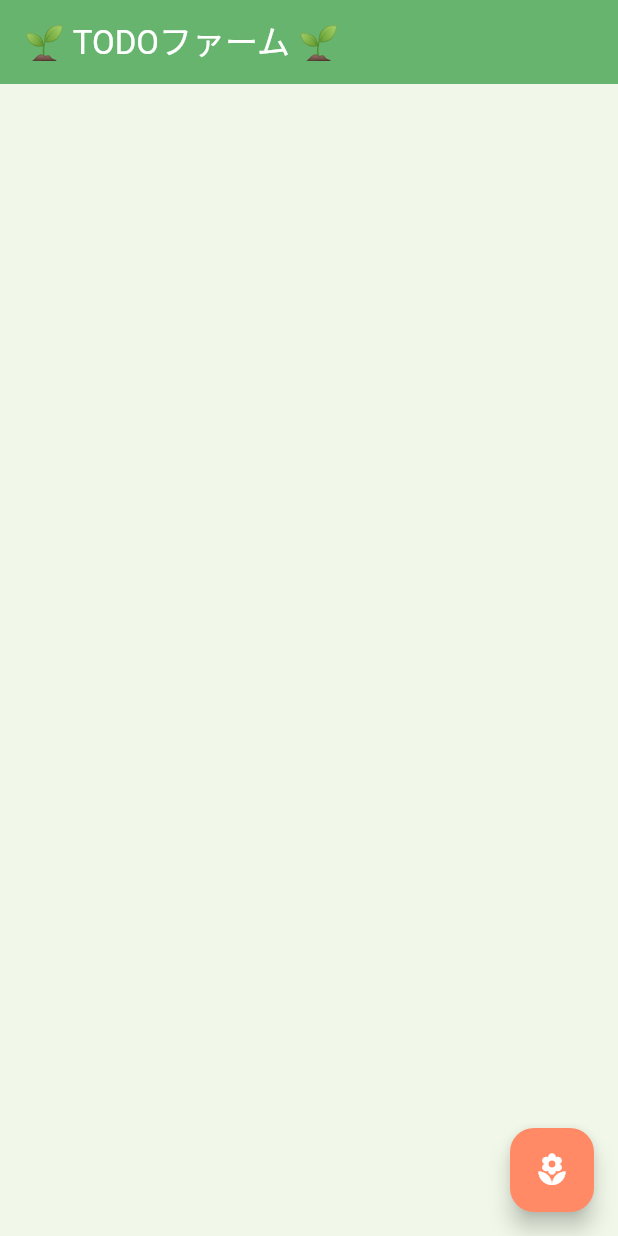
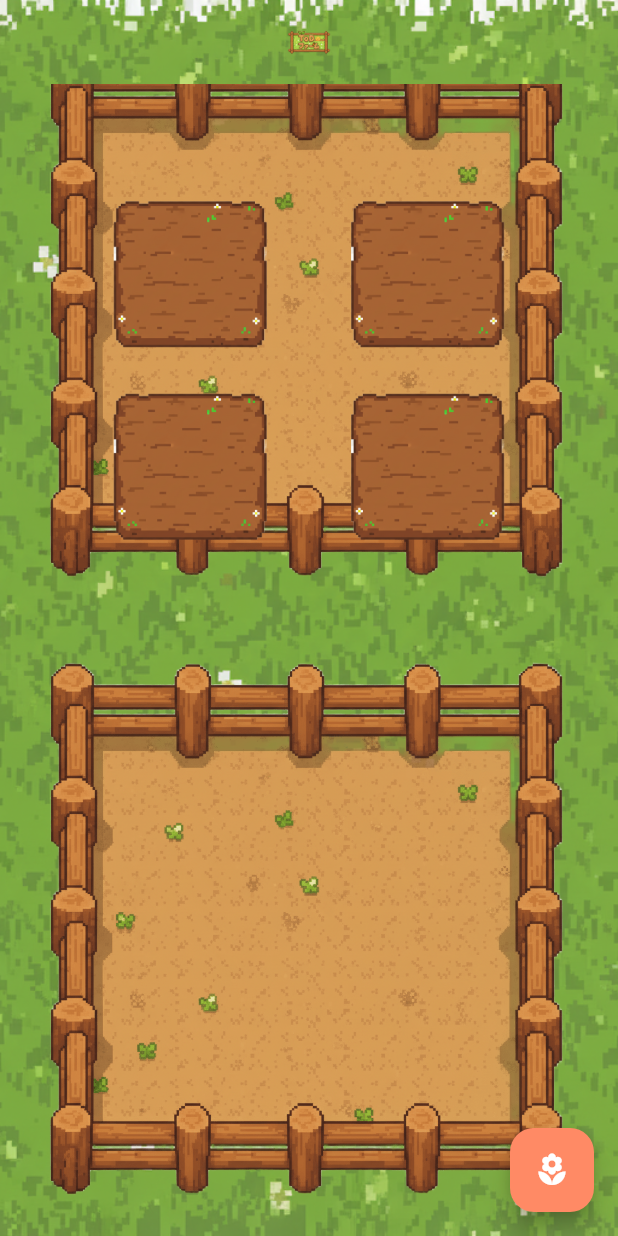
Before and after one commit to husengs7/teamlab-1dayhackathon-farmTodo, a Flutter app: the screen it shows after launch, on a phone screen of 412 x 824 dp. Run offline on Flutter 3.47's test engine with Material 3 defaults, Android fonts, the light colour scheme and no system bars; our stand-ins replace shared_preferences.

Commit message:
ファーム機能の実装、UIの実装。

```diff
--- a/lib/screens/list_screen.dart
+++ b/lib/screens/list_screen.dart
@@ -2,6 +2,8 @@ import 'package:flutter/material.dart';
 
 import '../services/todo_service.dart';
 import '../widgets/todo_list.dart';
+import '../widgets/background_widget.dart';
+import '../widgets/middle_layer_widget.dart';
 import 'add_todo_screen.dart';
 
 class ListScreen extends StatefulWidget {
@@ -19,12 +21,25 @@ class ListScreenState extends State<ListScreen> {
 
   @override
   Widget build(BuildContext context) {
-    return Scaffold(
-      appBar: AppBar(title: const Text('🌱 TODOファーム 🌱')),
-      body: TodoList(
+    return BackgroundWidget(
+      child: Scaffold(
+        backgroundColor: Colors.transparent, // 背景を透明に
+        appBar: AppBar(
+          title: Image.asset(
+            'assets/images/logo.png', // ロゴ画像のパス
+            height: 40, // ロゴの高さ
+            fit: BoxFit.contain,
+          ),
+          backgroundColor: Colors.transparent, // AppBarも透明に
+          elevation: 0, // 影を削除
+          centerTitle: true, // ロゴを中央に配置
+        ),
+        body: MiddleLayerWidget(
+          child: TodoList(
             key: _todoListKey,
             todoService: widget.todoService,
-      ), // TodoList ウィジェットを配置
+          ),
+        ), // MiddleLayerWidgetをbodyの中に配置
         floatingActionButton: FloatingActionButton(
           onPressed: () async {
             // 画面遷移し、戻ってきたら結果（新規 Todo）を受け取る
@@ -45,6 +60,7 @@ class ListScreenState extends State<ListScreen> {
           },
           child: const Icon(Icons.local_florist), // 花のアイコン
         ),
+      ),
     );
   }
 }
--- /dev/null
+++ b/lib/widgets/background_widget.dart
@@ -0,0 +1,27 @@
+import 'package:flutter/material.dart';
+
+class BackgroundWidget extends StatelessWidget {
+  final Widget child;
+
+  const BackgroundWidget({
+    super.key,
+    required this.child,
+  });
+
+  @override
+  Widget build(BuildContext context) {
+    return Container(
+      decoration: const BoxDecoration(
+        image: DecorationImage(
+          // 🌟 ここに背景画像のパスを指定してください 🌟
+          // assets/images/ フォルダに 1024x1024 の画像を配置し、
+          // 以下のファイル名を変更してください
+          image: AssetImage('assets/images/glass.png'),
+          fit: BoxFit.cover, // 画像を縦に2つ並べて画面全体を埋める
+          repeat: ImageRepeat.repeatY, // 縦方向にリピート
+        ),
+      ),
+      child: child,
+    );
+  }
+}
--- /dev/null
+++ b/lib/widgets/middle_layer_widget.dart
@@ -0,0 +1,62 @@
+import 'package:flutter/material.dart';
+
+class MiddleLayerWidget extends StatelessWidget {
+  final Widget child;
+
+  const MiddleLayerWidget({
+    super.key,
+    required this.child,
+  });
+
+  @override
+  Widget build(BuildContext context) {
+    final screenHeight = MediaQuery.of(context).size.height;
+    final layerHeight = screenHeight * 0.6; // 画面高さの60%
+
+    return Stack(
+      children: [
+        // 1枚目の背景画像の上部に中間レイヤー
+        Positioned(
+          top: -100,
+          left: 4,
+          right: 4,
+          height: layerHeight,
+          child: Container(
+            decoration: const BoxDecoration(
+              image: DecorationImage(
+                // 🌟 ここに中間レイヤー画像のパスを指定してください 🌟
+                image: AssetImage('assets/images/farm.png'),
+                fit: BoxFit.contain, // 画像全体を表示
+              ),
+              borderRadius: BorderRadius.all(Radius.circular(8)),
+            ),
+          ),
+        ),
+
+        // 2枚目の背景画像の上部に中間レイヤー
+        Positioned(
+          top: screenHeight * 0.5 - 100, // 画面の中央から上に100px移動
+          left: 4,
+          right: 4,
+          height: layerHeight,
+          child: Container(
+            decoration: const BoxDecoration(
+              image: DecorationImage(
+                // 🌟 ここに中間レイヤー画像のパスを指定してください 🌟
+                image: AssetImage('assets/images/farm.png'),
+                fit: BoxFit.contain, // 画像全体を表示
+              ),
+              borderRadius: BorderRadius.all(Radius.circular(8)),
+            ),
+          ),
+        ),
+
+        // 実際のコンテンツ
+        Padding(
+          padding: const EdgeInsets.all(16.0),
+          child: child,
+        ),
+      ],
+    );
+  }
+}
--- /dev/null
+++ b/lib/widgets/task_slot_card.dart
@@ -0,0 +1,140 @@
+import 'package:flutter/material.dart';
+import 'package:intl/intl.dart';
+import '../models/todo.dart';
+
+class TaskSlotCard extends StatelessWidget {
+  final Todo? todo; // nullの場合は空のスロット
+  final VoidCallback? onToggle;
+  final int slotIndex; // スロットのインデックス（0-3）
+
+  const TaskSlotCard({
+    super.key,
+    this.todo,
+    this.onToggle,
+    required this.slotIndex,
+  });
+
+  @override
+  Widget build(BuildContext context) {
+    return Transform.translate(
+      offset: slotIndex >= 2 ? const Offset(0, -30) : Offset.zero, // 下の2スロットを上に30px移動
+      child: Card(
+        color: Colors.transparent,
+        elevation: 0,
+        margin: EdgeInsets.zero, // マージンを削除
+        child: AspectRatio(
+        aspectRatio: 1.0, // 正方形
+        child: InkWell(
+          onTap: todo != null ? onToggle : null,
+          borderRadius: BorderRadius.circular(12),
+          child: Container(
+            decoration: BoxDecoration(
+              image: DecorationImage(
+                image: AssetImage(_getImagePath()),
+                fit: BoxFit.cover,
+              ),
+              borderRadius: BorderRadius.circular(12),
+            ),
+            child: Stack(
+              children: [
+                if (todo != null) _buildSpeechBubble(),
+              ],
+            ),
+          ),
+        ),
+        ),
+      ),
+    );
+  }
+
+  String _getImagePath() {
+    if (todo == null) {
+      // 空のスロット用画像（dart.pngと同じサイズ）
+      return 'assets/images/dart.png';
+    } else if (todo!.isCompleted) {
+      // 完了タスク用画像（dart.pngと同じサイズ）
+      return 'assets/images/dart_flower.png';
+    } else {
+      // 未完了タスク用画像（dart.pngと同じサイズ）
+      return 'assets/images/dart_me.png';
+    }
+  }
+
+  Widget _buildSpeechBubble() {
+    return Positioned(
+      top: 8,
+      right: 8,
+      child: CustomPaint(
+        painter: SpeechBubblePainter(),
+        child: Container(
+          padding: const EdgeInsets.symmetric(horizontal: 16, vertical: 12),
+          constraints: const BoxConstraints(maxWidth: 160),
+          child: Column(
+            mainAxisSize: MainAxisSize.min,
+            children: [
+              // タイトル
+              Text(
+                todo!.title,
+                style: const TextStyle(
+                  color: Colors.black87,
+                  fontSize: 12,
+                  fontWeight: FontWeight.bold,
+                ),
+                textAlign: TextAlign.center,
+                maxLines: 2,
+                overflow: TextOverflow.ellipsis,
+              ),
+              const SizedBox(height: 4),
+              // 期日
+              Text(
+                DateFormat('M/d', 'ja').format(todo!.dueDate),
+                style: const TextStyle(
+                  color: Colors.black54,
+                  fontSize: 11,
+                ),
+                textAlign: TextAlign.center,
+              ),
+            ],
+          ),
+        ),
+      ),
+    );
+  }
+}
+
+class SpeechBubblePainter extends CustomPainter {
+  @override
+  void paint(Canvas canvas, Size size) {
+    final paint = Paint()
+      ..color = Colors.white.withOpacity(0.9)
+      ..style = PaintingStyle.fill;
+
+    final path = Path();
+    const radius = 8.0;
+
+    // 吹き出しのメイン部分
+    path.addRRect(RRect.fromRectAndRadius(
+      Rect.fromLTWH(0, 0, size.width, size.height - 8),
+      const Radius.circular(radius),
+    ));
+
+    // 吹き出しの尻尾（下左に向かう三角形）
+    path.moveTo(size.width * 0.2, size.height - 8);
+    path.lineTo(size.width * 0.1, size.height);
+    path.lineTo(size.width * 0.4, size.height - 8);
+    path.close();
+
+    canvas.drawPath(path, paint);
+
+    // 影を追加
+    final shadowPaint = Paint()
+      ..color = Colors.black.withOpacity(0.2)
+      ..style = PaintingStyle.fill;
+
+    canvas.drawPath(path.shift(const Offset(1, 1)), shadowPaint);
+    canvas.drawPath(path, paint);
+  }
+
+  @override
+  bool shouldRepaint(covariant CustomPainter oldDelegate) => false;
+}
--- a/lib/widgets/todo_list.dart
+++ b/lib/widgets/todo_list.dart
@@ -2,7 +2,7 @@ import 'package:flutter/material.dart';
 
 import '../models/todo.dart'; // 作成したTodoクラス
 import '../services/todo_service.dart'; // データ保存サービス
-import '../widgets/todo_card.dart'; // 作成したTodoCardウィジェット
+import '../widgets/task_slot_card.dart'; // タスクスロットカード
 
 class TodoList extends StatefulWidget {
   const TodoList({super.key, required this.todoService});
@@ -54,28 +54,27 @@ class TodoListState extends State<TodoList> {
     await widget.todoService.saveTodos(_todos);
   }
 
-  // チェック or 削除ボタンから呼ばれる
-  // Future<void> _deleteTodo(Todo todo) async {
-  //   setState(() => _todos.removeWhere((t) => t.id == todo.id));
-  //   await widget.todoService.saveTodos(_todos);
-  // }
-
   @override
   Widget build(BuildContext context) {
     if (_isLoading) {
       return const Center(child: CircularProgressIndicator());
     }
 
-    return ListView.builder(
-      itemCount: _todos.length,
+    return GridView.builder(
+      padding: const EdgeInsets.all(32.0),
+      gridDelegate: const SliverGridDelegateWithFixedCrossAxisCount(
+        crossAxisCount: 2, // 横に2つ
+        crossAxisSpacing: 0.5, // 横の間隔を最小に
+        mainAxisSpacing: 0.5, // 縦の間隔を最小に
+        childAspectRatio: 1.0, // 正方形
+      ),
+      itemCount: 4, // 固定で4スロット
       itemBuilder: (context, index) {
-        final todo = _todos[index];
-        return Padding(
-          padding: const EdgeInsets.all(8.0),
-          child: TodoCard(
-            todo: todo,
-            onToggle: () => _toggleTodo(todo), // チェック → 完了 → 削除
-          ),
+        final todo = index < _todos.length ? _todos[index] : null;
+        return TaskSlotCard(
+          todo: todo,
+          slotIndex: index,
+          onToggle: todo != null ? () => _toggleTodo(todo) : null,
         );
       },
     );
--- a/pubspec.yaml
+++ b/pubspec.yaml
@@ -63,9 +63,8 @@ flutter:
   uses-material-design: true
 
   # To add assets to your application, add an assets section, like this:
-  # assets:
-  #   - images/a_dot_burr.jpeg
-  #   - images/a_dot_ham.jpeg
+  assets:
+    - assets/images/
 
   # An image asset can refer to one or more resolution-specific "variants", see
   # https://flutter.dev/to/resolution-aware-images
```
Also changed, not shown: lib/screens/add_todo_screen.dart (+37 -10 lines), lib/widgets/add_screen_background_widget.dart (added, +27 -0 lines), lib/widgets/add_screen_middle_layer_widget.dart (added, +44 -0 lines), lib/widgets/middle_layer_widget_with_image.dart (added, +64 -0 lines), lib/widgets/todo_card.dart (+26 -34 lines), assets/images/add.png (added), assets/images/dart.png (added), assets/images/dart_flower.png (added), assets/images/dart_me.png (added), assets/images/farm.png (added), assets/images/glass.png (added), assets/images/logo.png (added), 1 other file. Lines whose indentation alone changed are shown as unchanged.
